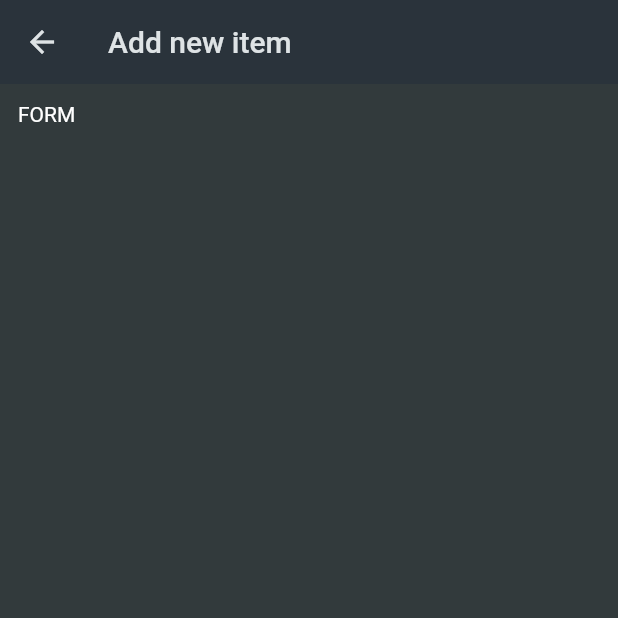
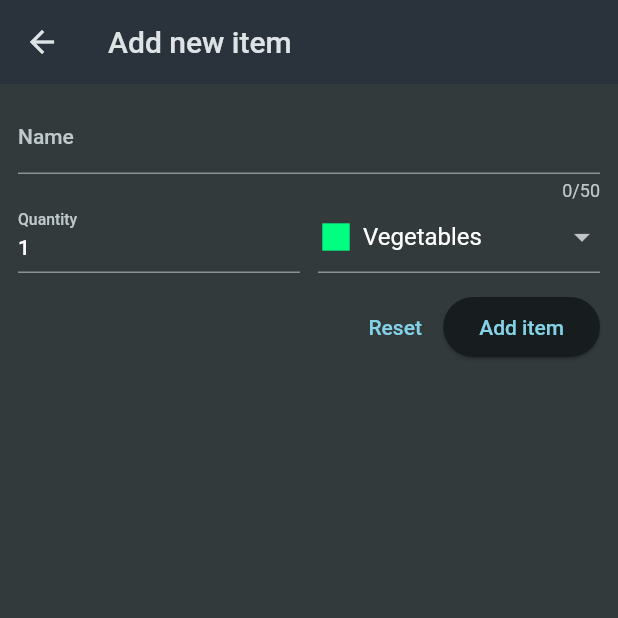
Before and after one commit to stratosfloor/shopping-list, a Flutter app: the NewItemScreen screen opened directly, on a phone screen of 412 x 824 dp, the top half of it. Run offline on Flutter 3.47's test engine with Material 2 defaults, Android fonts, the phone set to English and light mode, and no system bars.

Commit message:
Add new item screen with form

```diff
--- a/lib/screens/new_item.dart
+++ b/lib/screens/new_item.dart
@@ -1,4 +1,6 @@
 import 'package:flutter/material.dart';
+import 'package:grocery_list/data/categories.dart';
+import 'package:grocery_list/models/category.dart';
 
 class NewItemScreen extends StatefulWidget {
   const NewItemScreen({super.key});
@@ -10,6 +12,17 @@ class NewItemScreen extends StatefulWidget {
 }
 
 class _NewItemState extends State<NewItemScreen> {
+  final _formKey = GlobalKey<FormState>();
+  var _enteredName = '';
+  var _enteredQuantity = 1;
+  var _selectedCategory = categories[Categories.vegetables]!;
+
+  void _saveItem() {
+    if (_formKey.currentState!.validate()) {
+      _formKey.currentState!.save();
+    }
+  }
+
   @override
   Widget build(BuildContext context) {
     return Scaffold(
@@ -18,7 +31,96 @@ class _NewItemState extends State<NewItemScreen> {
       ),
       body: Padding(
         padding: const EdgeInsets.all(12),
-        child: Text('FORM'),
+        child: Form(
+          key: _formKey,
+          child: Column(
+            children: [
+              TextFormField(
+                maxLength: 50,
+                decoration: const InputDecoration(
+                  label: Text('Name'),
+                ),
+                validator: (value) {
+                  if (value == null ||
+                      value.isEmpty ||
+                      value.trim().length <= 1 ||
+                      value.trim().length > 50) {
+                    return 'Must be between 1 and 50 charachters';
+                  }
+                  return null;
+                },
+                onSaved: (value) {
+                  _enteredName = value!;
+                },
+              ),
+              Row(
+                crossAxisAlignment: CrossAxisAlignment.end,
+                children: [
+                  Expanded(
+                    child: TextFormField(
+                      decoration: const InputDecoration(
+                        label: Text('Quantity'),
+                      ),
+                      keyboardType: TextInputType.number,
+                      initialValue: _enteredQuantity.toString(),
+                      validator: (value) {
+                        if (value == null ||
+                            value.isEmpty ||
+                            int.tryParse(value) == null ||
+                            int.tryParse(value)! <= 0) {
+                          return 'Must be a valid, positive number';
+                        }
+                        return null;
+                      },
+                      onSaved: (value) {
+                        _enteredQuantity = int.parse(value!);
+                      },
+                    ),
+                  ),
+                  const SizedBox(width: 12),
+                  Expanded(
+                    child: DropdownButtonFormField(
+                        value: _selectedCategory,
+                        items: [
+                          for (final category in categories.entries)
+                            DropdownMenuItem(
+                              value: category.value,
+                              child: Row(
+                                children: [
+                                  Icon(Icons.square,
+                                      color: category.value.color),
+                                  const SizedBox(width: 6),
+                                  Text(category.value.title),
+                                ],
+                              ),
+                            ),
+                        ],
+                        onChanged: (val) {
+                          setState(() {
+                            _selectedCategory = val!;
+                          });
+                        }),
+                  )
+                ],
+              ),
+              const SizedBox(height: 12),
+              Row(
+                mainAxisAlignment: MainAxisAlignment.end,
+                children: [
+                  TextButton(
+                      onPressed: () {
+                        _formKey.currentState!.reset();
+                      },
+                      child: const Text('Reset')),
+                  ElevatedButton(
+                    onPressed: _saveItem,
+                    child: const Text('Add item'),
+                  ),
+                ],
+              ),
+            ],
+          ),
+        ),
       ),
     );
   }
```
